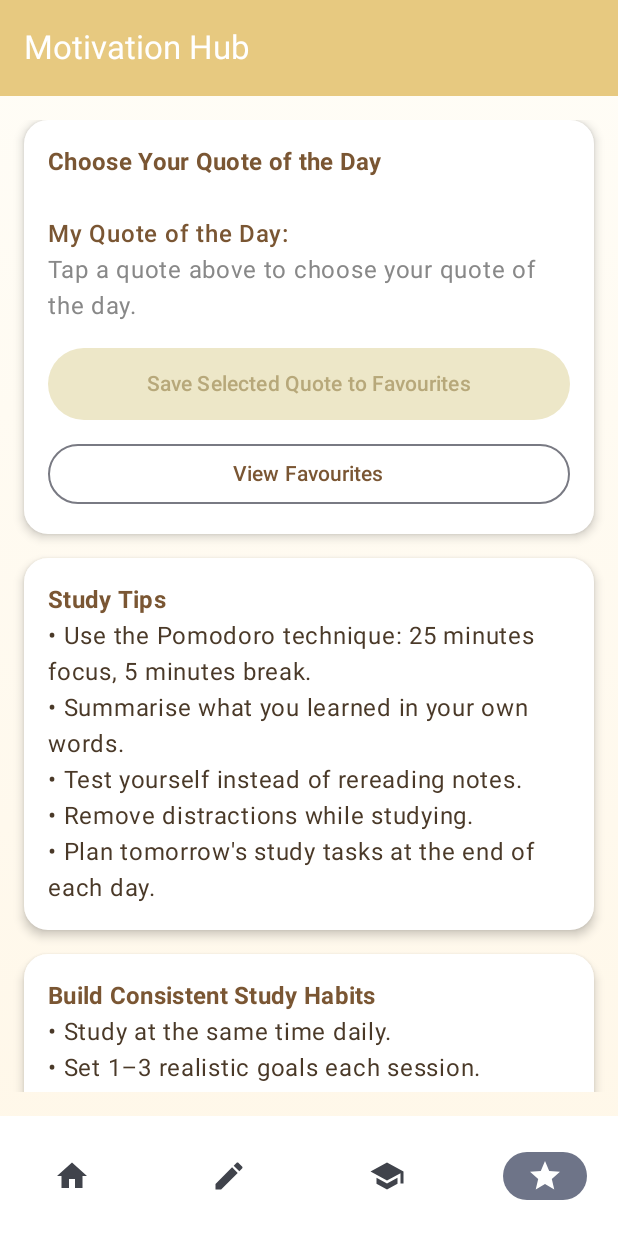
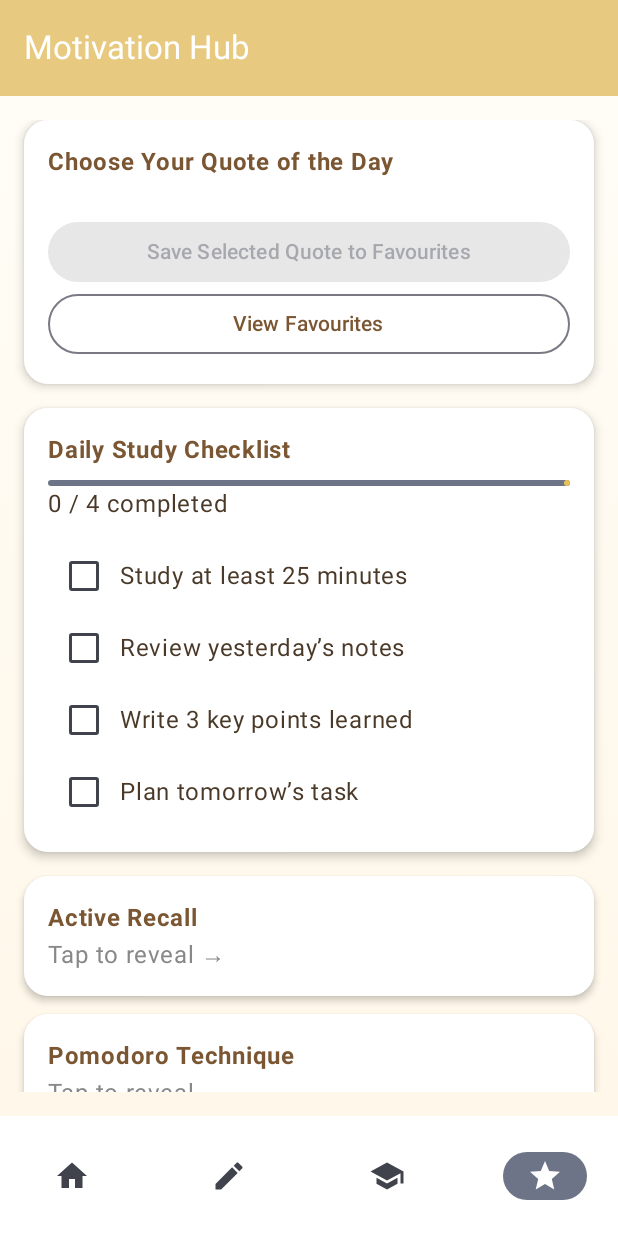
Before and after one commit to whyjsjejwj/MAD25_T01_Team03, an Android app built with Jetpack Compose: the composable MotivationScreen called with empty values, on a phone screen of 412 x 824 dp. Run offline under Robolectric (Android 15) with nearby library versions, the phone set to English and light mode, and no system bars; our stand-ins replace Firebase (no records; nobody signed in at launch, a user with empty details on screens opened directly).

Commit message:
improved on the bottom section of Motivation Hub

```diff
--- a/app/src/main/java/np/ict/mad/studybuddy/feature/motivation/MotivationScreen.kt
+++ b/app/src/main/java/np/ict/mad/studybuddy/feature/motivation/MotivationScreen.kt
@@ -15,7 +15,6 @@ import androidx.compose.ui.graphics.Brush
 import androidx.compose.ui.graphics.Color
 import androidx.compose.ui.text.font.FontWeight
 import androidx.compose.ui.unit.dp
-import kotlinx.coroutines.launch
 import np.ict.mad.studybuddy.core.storage.MotivationFirestore
 import np.ict.mad.studybuddy.core.storage.QuotesFirestore
 import np.ict.mad.studybuddy.feature.home.BottomNavBar
@@ -34,34 +33,38 @@ fun MotivationScreen(
 ) {
     val quotesDb = remember { QuotesFirestore() }
     val motivationDb = remember { MotivationFirestore() }
-    val scope = rememberCoroutineScope()
 
     var quotes by remember { mutableStateOf<List<MotivationItem>>(emptyList()) }
     var selectedIndex by remember { mutableStateOf<Int?>(null) }
 
-    var loadingQuotes by remember { mutableStateOf(true) }
-    var saving by remember { mutableStateOf(false) }
+    // --- Daily Habit Checklist ---
+    val habits = listOf(
+        "Study at least 25 minutes",
+        "Review yesterday’s notes",
+        "Write 3 key points learned",
+        "Plan tomorrow’s task"
+    )
 
-    val snackbarHostState = remember { SnackbarHostState() }
+    var habitStatus by remember {
+        mutableStateOf(habits.associateWith { false })
+    }
 
-    // ---------------------------
-    // STEP 1: Load quotes first
-    // ---------------------------
+    val completedHabits = habitStatus.values.count { it }
+    val totalHabits = habits.size
+
+    // --- Load Quote Data From Firebase ---
     LaunchedEffect(Unit) {
         quotesDb.getQuotes { list ->
             quotes = list.take(5)
-            loadingQuotes = false
-
-            // DO NOT auto-select saved index anymore
-            selectedIndex = null
+            selectedIndex = null   // DO NOT auto-select
         }
     }
-
 
     val selectedQuote = selectedIndex?.let { idx ->
         quotes.getOrNull(idx)
     }
 
+    // Background
     val gradient = Brush.verticalGradient(
         listOf(Color(0xFFFFFDF7), Color(0xFFFFF7E8))
     )
@@ -80,21 +83,8 @@ fun MotivationScreen(
                 onOpenNotes = onOpenNotes,
                 onOpenMotivation = onOpenMotivation
             )
-        },
-        snackbarHost = { SnackbarHost(hostState = snackbarHostState) }
+        }
     ) { innerPadding ->
-
-        if (loadingQuotes) {
-            Box(
-                modifier = Modifier
-                    .fillMaxSize()
-                    .padding(innerPadding),
-                contentAlignment = Alignment.Center
-            ) {
-                CircularProgressIndicator(color = Color(0xFFE7C980))
-            }
-            return@Scaffold
-        }
 
         Column(
             modifier = Modifier
@@ -106,13 +96,48 @@ fun MotivationScreen(
             verticalArrangement = Arrangement.spacedBy(16.dp)
         ) {
 
-            // ====================================
-            // QUOTES SECTION
-            // ====================================
+            QuoteSelectorCard(
+                quotes = quotes,
+                selectedIndex = selectedIndex,
+                onSelect = { selectedIndex = it },
+                selectedQuote = selectedQuote,
+                onSave = {
+                    if (selectedQuote != null && selectedIndex != null) {
+                        motivationDb.addFavourite(uid, selectedQuote)
+                        motivationDb.saveSelectedIndex(uid, selectedIndex!!)
+                    }
+                },
+                onOpenFavourites = onOpenFavourites
+            )
+            DailyChecklistCard(
+                habits = habits,
+                habitStatus = habitStatus,
+                onHabitToggle = { habit ->
+                    habitStatus = habitStatus.toMutableMap().apply {
+                        this[habit] = !(this[habit] ?: false)
+                    }
+                },
+                completedHabits = completedHabits,
+                totalHabits = totalHabits
+            )
+            FlashcardTipsSection()
+        }
+    }
+}
+
+@Composable
+fun QuoteSelectorCard(
+    quotes: List<MotivationItem>,
+    selectedIndex: Int?,
+    onSelect: (Int) -> Unit,
+    selectedQuote: MotivationItem?,
+    onSave: () -> Unit,
+    onOpenFavourites: () -> Unit
+) {
     Card(
         modifier = Modifier.fillMaxWidth(),
+        shape = RoundedCornerShape(16.dp),
         colors = CardDefaults.cardColors(Color.White),
-                shape = RoundedCornerShape(16.dp),
         elevation = CardDefaults.cardElevation(4.dp)
     ) {
 
@@ -120,7 +145,6 @@ fun MotivationScreen(
 
             Text(
                 "Choose Your Quote of the Day",
-                        style = MaterialTheme.typography.titleMedium,
                 fontWeight = FontWeight.Bold,
                 color = Color(0xFF7A5633)
             )
@@ -133,83 +157,41 @@ fun MotivationScreen(
                 Card(
                     modifier = Modifier
                         .fillMaxWidth()
-                                .clickable { selectedIndex = index },
+                        .clickable { onSelect(index) },
                     colors = CardDefaults.cardColors(
                         if (isSelected) Color(0xFFFFF4CE) else Color.White
                     ),
-                            shape = RoundedCornerShape(12.dp),
                     border = if (isSelected)
                         BorderStroke(2.dp, Color(0xFFC8A26A))
                     else null,
+                    shape = RoundedCornerShape(12.dp),
                     elevation = CardDefaults.cardElevation(
                         if (isSelected) 4.dp else 1.dp
                     )
                 ) {
                     Column(modifier = Modifier.padding(12.dp)) {
-                                Text(
-                                    "\"${item.quote}\"",
-                                    style = MaterialTheme.typography.bodyLarge,
-                                    color = Color(0xFF4A3928)
-                                )
-                                Text(
-                                    item.author,
-                                    style = MaterialTheme.typography.bodySmall,
-                                    color = Color.Gray
-                                )
+                        Text("\"${item.quote}\"", color = Color(0xFF4A3928))
+                        Text(item.author, color = Color.Gray)
                     }
                 }
             }
 
             Spacer(Modifier.height(12.dp))
 
-                    Text(
-                        "My Quote of the Day:",
-                        fontWeight = FontWeight.SemiBold,
-                        color = Color(0xFF7A5633)
-                    )
-
-                    if (selectedQuote != null) {
-                        Text(
-                            "\"${selectedQuote.quote}\"",
-                            style = MaterialTheme.typography.bodyLarge,
-                            color = Color(0xFF4A3928)
-                        )
-                    } else {
-                        Text(
-                            "Tap a quote above to choose your quote of the day.",
-                            color = Color.Gray
-                        )
-                    }
-
-                    Spacer(Modifier.height(16.dp))
-
-                    val hasSelection = selectedQuote != null
-
             Button(
-                        onClick = {
-                            if (selectedQuote != null && selectedIndex != null) {
-                                motivationDb.addFavourite(uid, selectedQuote)
-                                motivationDb.saveSelectedIndex(uid, selectedIndex!!)
-                            }
-                        },
-                        modifier = Modifier
-                            .fillMaxWidth()
-                            .height(48.dp),
-                        enabled = hasSelection,
-                        shape = RoundedCornerShape(24.dp),
+                onClick = onSave,
+                enabled = selectedQuote != null,
+                modifier = Modifier.fillMaxWidth(),
                 colors = ButtonDefaults.buttonColors(
                     containerColor =
-                                if (hasSelection) Color(0xFFE7C15A)   // deeper warm yellow when active
-                                else Color(0xFFE7D9A8),               // pale disabled yellow
-                            contentColor = Color.White,
-                            disabledContainerColor = Color(0xFFEDE7C8),
-                            disabledContentColor = Color(0xFFB7A87A)
-                        )
+                        if (selectedQuote != null) Color(0xFFE7C15A)
+                        else Color(0xFFE7D9A8),
+                    contentColor = Color.White
+                ),
+                shape = RoundedCornerShape(24.dp)
             ) {
                 Text("Save Selected Quote to Favourites")
             }
-
-                    Spacer(Modifier.height(12.dp))
 
             OutlinedButton(
                 onClick = onOpenFavourites,
@@ -219,67 +201,107 @@ fun MotivationScreen(
             }
         }
     }
+}
 
-            // ====================================
-            // STUDY TIPS
-            // ====================================
-            val studyTips = listOf(
-                "Use the Pomodoro technique: 25 minutes focus, 5 minutes break.",
-                "Summarise what you learned in your own words.",
-                "Test yourself instead of rereading notes.",
-                "Remove distractions while studying.",
-                "Plan tomorrow's study tasks at the end of each day."
-            )
+@Composable
+fun DailyChecklistCard(
+    habits: List<String>,
+    habitStatus: Map<String, Boolean>,
+    onHabitToggle: (String) -> Unit,
+    completedHabits: Int,
+    totalHabits: Int
+) {
 
     Card(
         modifier = Modifier.fillMaxWidth(),
+        shape = RoundedCornerShape(16.dp),
         colors = CardDefaults.cardColors(Color.White),
-                shape = RoundedCornerShape(16.dp),
         elevation = CardDefaults.cardElevation(4.dp)
     ) {
 
         Column(modifier = Modifier.padding(16.dp)) {
 
             Text(
-                        "Study Tips",
-                        style = MaterialTheme.typography.titleMedium,
+                "Daily Study Checklist",
                 fontWeight = FontWeight.Bold,
                 color = Color(0xFF7A5633)
             )
 
-                    studyTips.forEach { tip ->
-                        Text("• $tip", color = Color(0xFF4A3928))
-                    }
-                }
-            }
+            Spacer(Modifier.height(8.dp))
 
-            // ====================================
-            // HABITS
-            // ====================================
-            Card(
-                modifier = Modifier.fillMaxWidth(),
-                colors = CardDefaults.cardColors(Color.White),
-                shape = RoundedCornerShape(16.dp),
-                elevation = CardDefaults.cardElevation(4.dp)
-            ) {
-                Column(modifier = Modifier.padding(16.dp)) {
-                    Text(
-                        "Build Consistent Study Habits",
-                        style = MaterialTheme.typography.titleMedium,
-                        fontWeight = FontWeight.Bold,
-                        color = Color(0xFF7A5633)
+            // Progress bar
+            LinearProgressIndicator(
+                progress = completedHabits / totalHabits.toFloat(),
+                color = Color(0xFFE7C15A),
+                modifier = Modifier.fillMaxWidth()
             )
 
-                    listOf(
-                        "Study at the same time daily.",
-                        "Set 1–3 realistic goals each session.",
-                        "Take short breaks instead of long ones.",
-                        "Review what you learned daily."
-                    ).forEach {
-                        Text("• $it", color = Color(0xFF4A3928))
+            Text(
+                "$completedHabits / $totalHabits completed",
+                color = Color(0xFF4A3928)
+            )
+
+            Spacer(Modifier.height(12.dp))
+
+            // Checkbox list
+            habits.forEach { habit ->
+                Row(
+                    verticalAlignment = Alignment.CenterVertically,
+                    modifier = Modifier
+                        .fillMaxWidth()
+                        .clickable { onHabitToggle(habit) }
+                ) {
+                    Checkbox(
+                        checked = habitStatus[habit] ?: false,
+                        onCheckedChange = { onHabitToggle(habit) }
+                    )
+                    Text(habit, color = Color(0xFF4A3928))
                 }
             }
         }
     }
 }
+
+@Composable
+fun FlashcardTipsSection() {
+
+    val flashcards = listOf(
+        "Active Recall" to "Test yourself instead of rereading notes.",
+        "Pomodoro Technique" to "25 minutes focus, 5 minutes break.",
+        "Spaced Repetition" to "Review content on increasing intervals.",
+        "Avoid Distractions" to "Put your phone away while studying."
+    )
+
+    Column(verticalArrangement = Arrangement.spacedBy(12.dp)) {
+
+        flashcards.forEach { (title, desc) ->
+            FlashcardTip(title, desc)
         }
+    }
+}
+
+@Composable
+fun FlashcardTip(title: String, desc: String) {
+
+    var flipped by remember { mutableStateOf(false) }
+
+    Card(
+        modifier = Modifier
+            .fillMaxWidth()
+            .clickable { flipped = !flipped },
+        colors = CardDefaults.cardColors(Color.White),
+        shape = RoundedCornerShape(16.dp),
+        elevation = CardDefaults.cardElevation(3.dp)
+    ) {
+        Column(modifier = Modifier.padding(16.dp)) {
+
+            if (!flipped) {
+                Text(title, fontWeight = FontWeight.Bold, color = Color(0xFF7A5633))
+                Text("Tap to reveal →", color = Color.Gray)
+            } else {
+                Text(desc, color = Color(0xFF4A3928))
+                Text("Tap to hide ↑", color = Color.Gray)
+            }
+        }
+    }
+}
--- /dev/null
+++ b/app/src/main/java/np/ict/mad/studybuddy/feature/motivation/SimpleExpandableCard.kt
@@ -0,0 +1,50 @@
+package np.ict.mad.studybuddy.feature.motivation
+
+import androidx.compose.foundation.clickable
+import androidx.compose.foundation.layout.*
+import androidx.compose.foundation.shape.RoundedCornerShape
+import androidx.compose.material3.*
+import androidx.compose.runtime.*
+import androidx.compose.ui.Modifier
+import androidx.compose.ui.graphics.Color
+import androidx.compose.ui.text.font.FontWeight
+import androidx.compose.ui.unit.dp
+
+@Composable
+fun SimpleExpandableCard(
+    title: String,
+    tips: List<Pair<String, String>>
+) {
+    var expanded by remember { mutableStateOf(false) }
+
+    Card(
+        modifier = Modifier.fillMaxWidth(),
+        shape = RoundedCornerShape(16.dp),
+        colors = CardDefaults.cardColors(Color.White)
+    ) {
+        Column(
+            modifier = Modifier
+                .padding(16.dp)
+                .clickable { expanded = !expanded },
+            verticalArrangement = Arrangement.spacedBy(8.dp)
+        ) {
+
+            Text(
+                title,
+                style = MaterialTheme.typography.titleMedium,
+                fontWeight = FontWeight.Bold,
+                color = Color(0xFF7A5633)
+            )
+
+            if (expanded) {
+                tips.forEach { (header, desc) ->
+                    Text("• $header", fontWeight = FontWeight.SemiBold)
+                    Text(desc, color = Color.Gray)
+                    Spacer(Modifier.height(6.dp))
+                }
+            } else {
+                Text("Tap to expand…", color = Color.Gray)
+            }
+        }
+    }
+}
```
Lines whose indentation alone changed are shown as unchanged.
